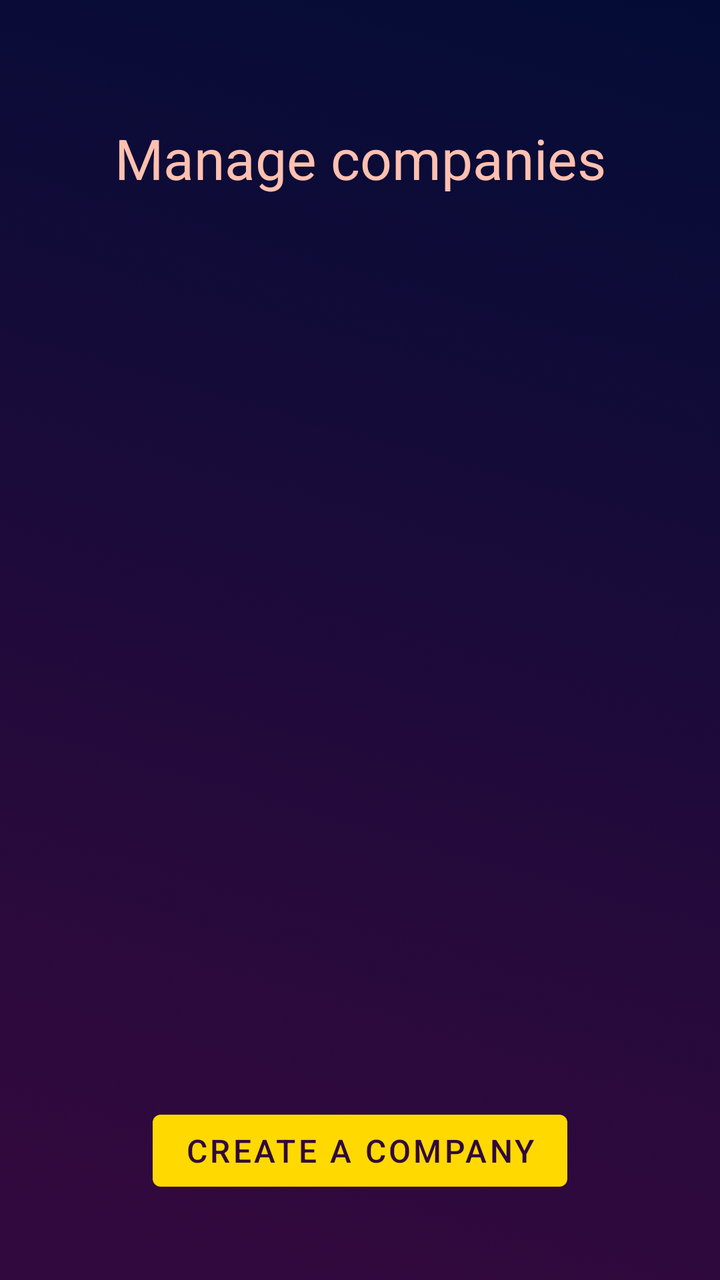
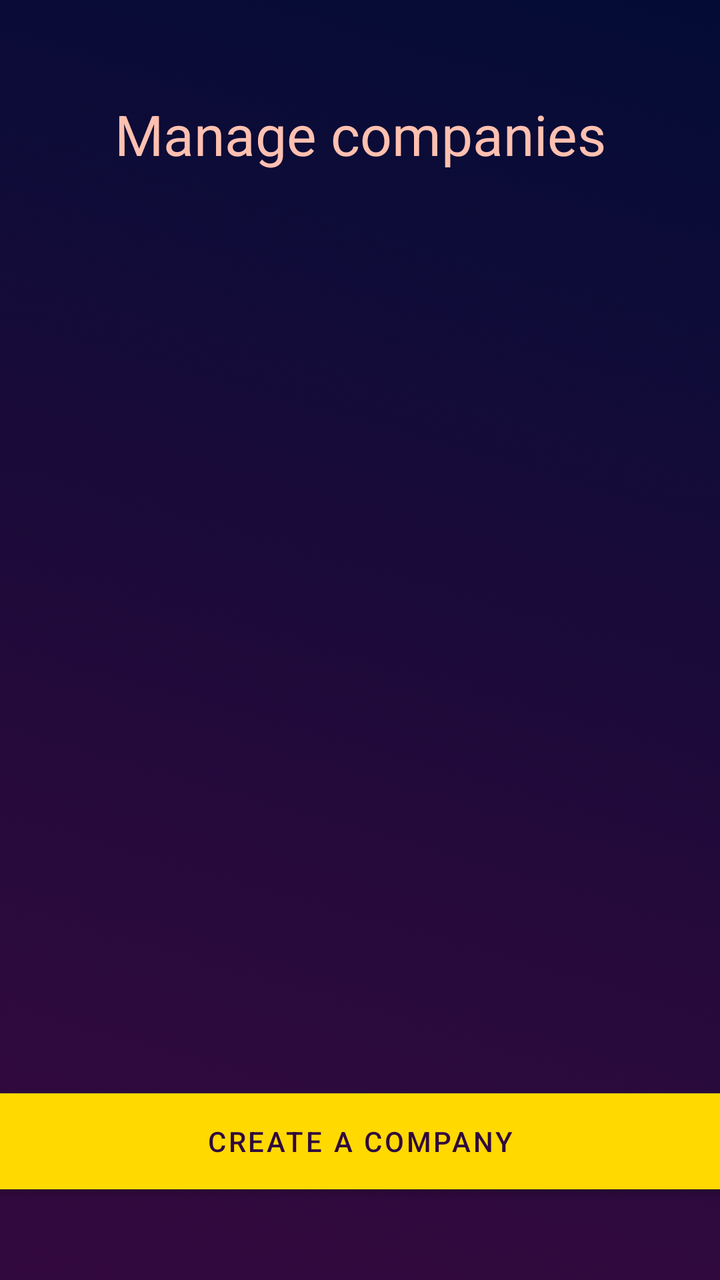

Screens rendered from an Android XML layout before and after an edit, with the pre-edit source and the edit as a unified diff.
<!-- AndroidManifest.xml: application theme Theme.Tasqr -->
<!-- res/layout/activity_managecompanies.xml -->
<?xml version="1.0" encoding="utf-8"?>
<androidx.constraintlayout.widget.ConstraintLayout xmlns:android="http://schemas.android.com/apk/res/android"
    xmlns:app="http://schemas.android.com/apk/res-auto"
    xmlns:tools="http://schemas.android.com/tools"
    android:layout_width="match_parent"
    android:layout_height="match_parent"
    android:background="@drawable/backgroundlogin"
    tools:context=".ManageCompanyActivity">

    <ListView
        android:id="@+id/companylist"
        android:layout_width="0dp"
        android:layout_height="0dp"
        android:choiceMode="multipleChoice"
        app:layout_constraintBottom_toBottomOf="parent"
        app:layout_constraintHeight_percent="0.6"
        app:layout_constraintStart_toStartOf="parent"
        app:layout_constraintTop_toBottomOf="@+id/changeOwnershipTitle"
        app:layout_constraintVertical_bias="0.184"
        app:layout_constraintWidth_percent="1" />

    <androidx.constraintlayout.widget.ConstraintLayout
        android:id="@+id/constraintLayout"
        android:layout_width="wrap_content"
        android:layout_height="wrap_content"
        app:layout_constraintBottom_toBottomOf="parent"
        app:layout_constraintEnd_toEndOf="parent"
        app:layout_constraintTop_toTopOf="parent"
        app:layout_constraintVertical_bias="1.0"/>

    <TextView
        android:id="@+id/changeOwnershipTitle"
        android:layout_width="wrap_content"
        android:layout_height="wrap_content"
        android:text="@string/manageComp"
        android:textColor="@color/text_color"
        android:textColorHighlight="@color/text_color"
        android:textSize="28sp"
        app:layout_constraintBottom_toBottomOf="parent"
        app:layout_constraintEnd_toEndOf="parent"
        app:layout_constraintStart_toStartOf="parent"
        app:layout_constraintTop_toTopOf="parent"
        app:layout_constraintVertical_bias="0.100000024" />

    <Button
        android:id="@+id/createCompanyButton"
        android:layout_width="wrap_content"
        android:layout_height="wrap_content"
        android:text="@string/createc"
        android:textColor="@color/tasqr_purple"
        android:textSize="16sp"
        app:layout_constraintBottom_toBottomOf="parent"
        app:layout_constraintEnd_toEndOf="parent"
        app:layout_constraintStart_toStartOf="parent"
        app:layout_constraintTop_toBottomOf="@+id/companylist" />

</androidx.constraintlayout.widget.ConstraintLayout>
<!-- resources referenced by this layout -->
<resources>
  <color name="tasqr_purple">#30093D</color>
  <color name="text_color">#FFC0B0</color>
  <!-- drawable backgroundlogin: jpg bitmap (drawable, 9335 bytes) -->
  <string name="createc">Create a company</string>
  <string name="manageComp">Manage companies </string>
  <style name="Theme.Tasqr" parent="Theme.MaterialComponents.DayNight.DarkActionBar">
          
          <item name="colorPrimary">@color/tasqr_yellow</item>
          <item name="colorPrimaryVariant">@color/purple_700</item>
          <item name="colorOnPrimary">@color/white</item>
          
          <item name="colorSecondary">@color/teal_200</item>
          <item name="colorSecondaryVariant">@color/teal_700</item>
          <item name="colorOnSecondary">@color/black</item>
          
          <item name="android:statusBarColor" tools:targetApi="l">?attr/colorPrimaryVariant</item>
          
      </style>
  <color name="tasqr_yellow">#FFD900</color>
  <color name="purple_700">#FF3700B3</color>
  <color name="white">#FFFFFFFF</color>
  <color name="teal_200">#FF03DAC5</color>
  <color name="teal_700">#FF018786</color>
  <color name="black">#FF000000</color>
</resources>

<!-- the commit's change to res/layout/activity_managecompanies.xml (unified diff, before → after) -->
@@ -40,15 +40,16 @@
         app:layout_constraintEnd_toEndOf="parent"
         app:layout_constraintStart_toStartOf="parent"
         app:layout_constraintTop_toTopOf="parent"
-        app:layout_constraintVertical_bias="0.100000024" />
+        app:layout_constraintVertical_bias="0.07999998" />
 
     <Button
         android:id="@+id/createCompanyButton"
-        android:layout_width="wrap_content"
+        android:layout_width="0dp"
         android:layout_height="wrap_content"
+        android:background="@color/tasqr_yellow"
+        android:color="@color/tasqr_yellow"
         android:text="@string/createc"
         android:textColor="@color/tasqr_purple"
-        android:textSize="16sp"
         app:layout_constraintBottom_toBottomOf="parent"
         app:layout_constraintEnd_toEndOf="parent"
         app:layout_constraintStart_toStartOf="parent"
